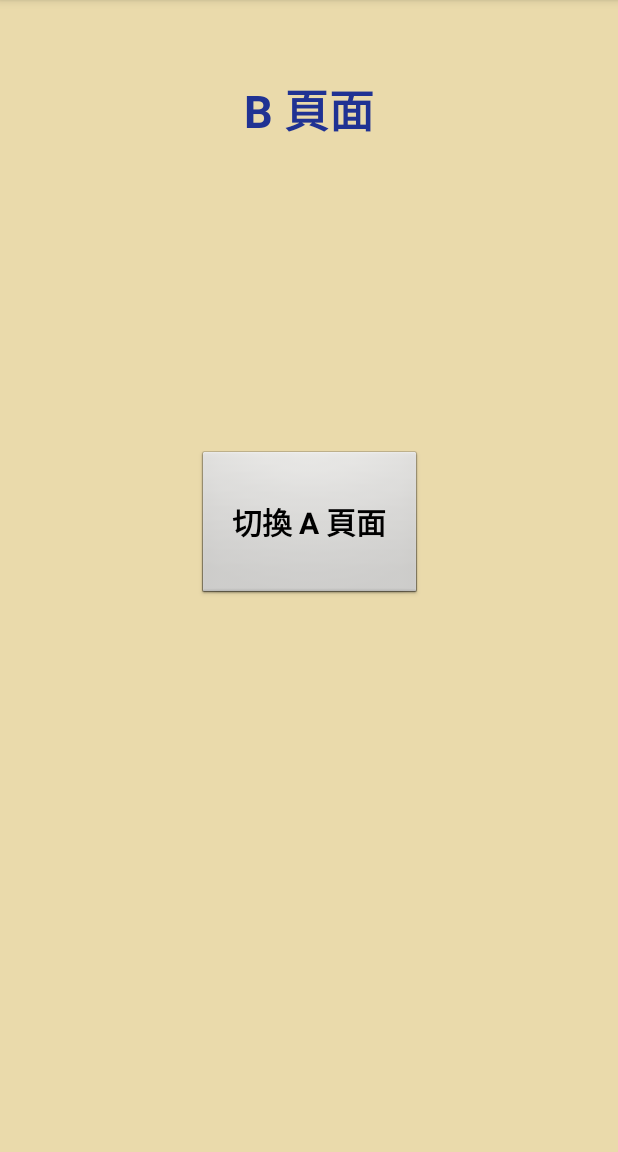
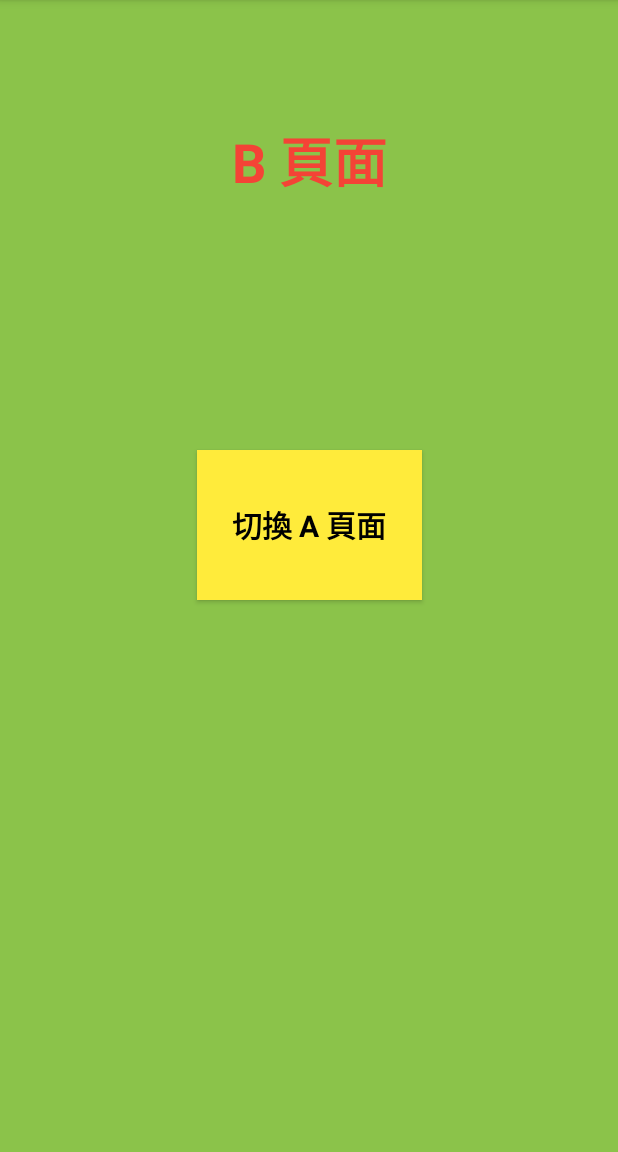
Before and after one commit to Crispian-Kan/11.Activity_Lifecycle, an Android app: the screen it shows after launch (SecondActivity), after a tap on "切換 B 頁面", on a phone screen of 412 x 824 dp, the part 84-1236 px from its top. Run offline under Robolectric (Android 15) with nearby library versions, the phone set to English and light mode, and no system bars.

Commit message:
life cycle 1.2
change variable,layout

```diff
--- a/Project_Lifecycle 拷貝/app/src/main/java/com/example/project_lifecycle/MainActivity.java
+++ b/Project_Lifecycle 拷貝/app/src/main/java/com/example/project_lifecycle/MainActivity.java
@@ -46,7 +46,7 @@ public class MainActivity extends AppCompatActivity {
         Log.d("MainActivity", "流程: onDestroy");
     }
 
-    public void click_toB(View v){
+    public void switch_B(View v){
         Intent intent = new Intent(this, SecondActivity.class);
         startActivity(intent);
         Log.d("MainActivity", "A 頁面button : Press down");
--- a/Project_Lifecycle 拷貝/app/src/main/java/com/example/project_lifecycle/SecondActivity.java
+++ b/Project_Lifecycle 拷貝/app/src/main/java/com/example/project_lifecycle/SecondActivity.java
@@ -45,7 +45,7 @@ public class SecondActivity extends AppCompatActivity {
         Log.d("SecondActivity", "流程: onDestroy");
     }
 
-    public void click_toA(View v ){
+    public void switch_A(View v ){
         Intent intent = new Intent(this, MainActivity.class);
         startActivity(intent);
         Log.d("SecondActivity", "B 頁面button: Press down");
--- a/Project_Lifecycle 拷貝/app/src/main/res/layout/activity_second.xml
+++ b/Project_Lifecycle 拷貝/app/src/main/res/layout/activity_second.xml
@@ -9,7 +9,7 @@
     <LinearLayout
         android:layout_width="match_parent"
         android:layout_height="match_parent"
-        android:background="#EADAAB"
+        android:background="#8BC34A"
         android:orientation="vertical"
         app:layout_constraintStart_toStartOf="parent"
         app:layout_constraintTop_toTopOf="parent" />
@@ -19,11 +19,11 @@
         android:layout_width="wrap_content"
         android:layout_height="wrap_content"
         android:layout_marginStart="175dp"
-        android:layout_marginTop="50dp"
+        android:layout_marginTop="80dp"
         android:layout_marginEnd="175dp"
-        android:text="@string/Hw11_pageB_title"
-        android:textColor="#203293"
-        android:textSize="30sp"
+        android:text="@string/B_title"
+        android:textColor="#F44336"
+        android:textSize="36sp"
         android:textStyle="bold"
         app:layout_constraintEnd_toEndOf="parent"
         app:layout_constraintStart_toStartOf="parent"
@@ -37,8 +37,9 @@
         android:layout_marginStart="160dp"
         android:layout_marginTop="300dp"
         android:layout_marginEnd="160dp"
-        android:onClick="click_toA"
-        android:text="@string/Hw11_BtoA"
+        android:background="#FFEB3B"
+        android:onClick="switch_A"
+        android:text="@string/BtoA"
         android:textColor="#000000"
         android:textSize="20sp"
         android:textStyle="bold"
--- a/Project_Lifecycle 拷貝/app/src/main/res/values/strings.xml
+++ b/Project_Lifecycle 拷貝/app/src/main/res/values/strings.xml
@@ -1,7 +1,7 @@
 <resources>
     <string name="app_name">Project_Lifecycle</string>
-    <string name="Hw11_pageA_title">A 頁面</string>
-    <string name="Hw11_pageB_title">B 頁面</string>
-    <string name="Hw11_AtoB">切換 B 頁面</string>
-    <string name="Hw11_BtoA">切換 A 頁面</string>
+    <string name="A_title">A 頁面</string>
+    <string name="B_title">B 頁面</string>
+    <string name="AtoB">切換 B 頁面</string>
+    <string name="BtoA">切換 A 頁面</string>
 </resources>
```
Also changed, not shown: Project_Lifecycle 拷貝/app/src/main/res/layout/activity_main.xml (+7 -6 lines).
